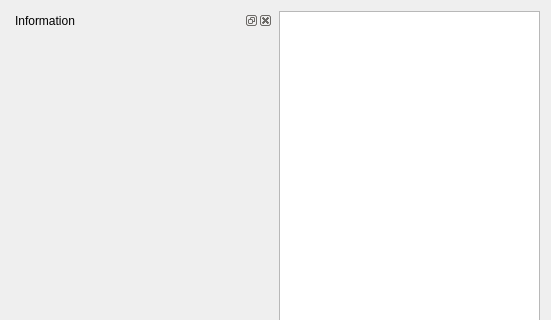
First picture: the form in src/isotopedialog.ui, repository KDE/kalzium, before the edit; both pictures show x 0 to 551 and y 0 to 320 of the 551 by 487 pixel window.
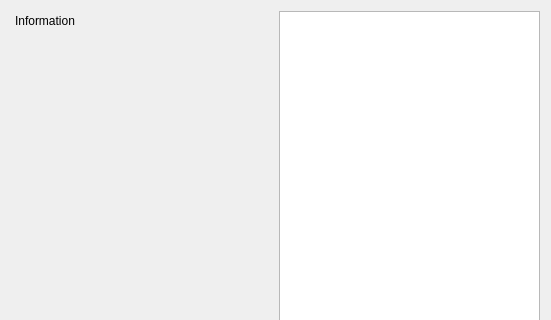
Second picture: the form after the edit. Custom widgets are drawn as their Qt base class.

Commit message: Adding even more information. Now I need to deuglify the dialog

Patch:
```diff
--- a/src/isotopedialog.ui
+++ b/src/isotopedialog.ui
@@ -19,6 +19,15 @@
    </item>
    <item row="0" column="0" >
     <widget class="QDockWidget" name="dockWidget" >
+     <property name="minimumSize" >
+      <size>
+       <width>100</width>
+       <height>0</height>
+      </size>
+     </property>
+     <property name="features" >
+      <set>QDockWidget::DockWidgetMovable</set>
+     </property>
      <property name="windowTitle" >
       <string>Information</string>
      </property>
```
The commit also changes 1 other file.
